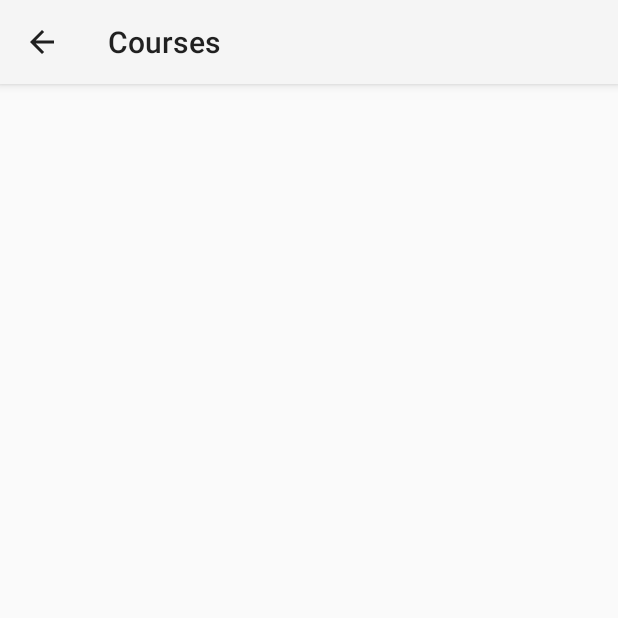
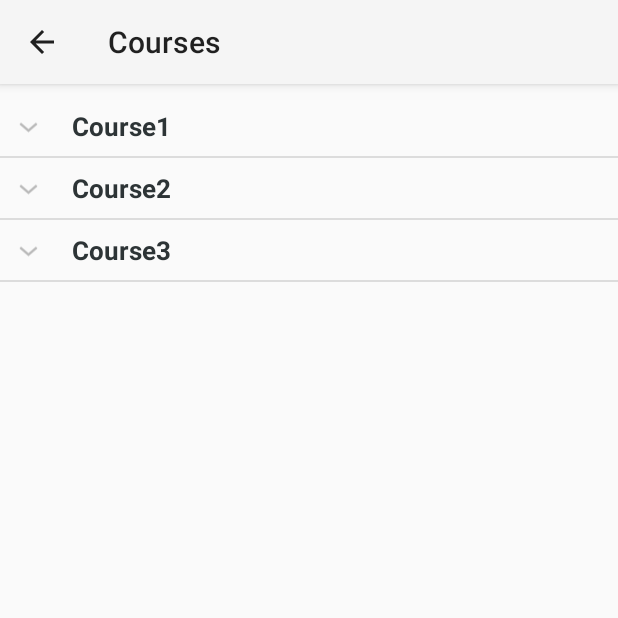
Before and after one commit to lelodragneel/CoursePicker, an Android app: the CoursesActivity screen opened directly, with no data from a screen before it, on a phone screen of 412 x 824 dp, the top half of it. Run offline under Robolectric (Android 15) with nearby library versions, the light colour scheme and no system bars.

Commit message:
add working accordion with mockup courses add child layout under each accordion

```diff
--- a/app/src/main/java/com/example/project/coursepicker/CoursesActivity.java
+++ b/app/src/main/java/com/example/project/coursepicker/CoursesActivity.java
@@ -6,8 +6,18 @@ import android.support.design.widget.Snackbar;
 import android.support.v7.app.AppCompatActivity;
 import android.support.v7.widget.Toolbar;
 import android.view.View;
+import android.widget.ExpandableListView;
+
+import java.util.ArrayList;
+import java.util.HashMap;
+import java.util.List;
 
 public class CoursesActivity extends AppCompatActivity {
+
+    ExpandableListAdapter listAdapter;
+    ExpandableListView expListView;
+    List<String> listDataHeader;
+    HashMap<String, String> listDataChild;
 
     @Override
     protected void onCreate(Bundle savedInstanceState) {
@@ -18,6 +28,42 @@ public class CoursesActivity extends AppCompatActivity {
         setSupportActionBar(toolbar);
         getSupportActionBar().setDisplayHomeAsUpEnabled(true);
         getSupportActionBar().setDisplayShowHomeEnabled(true);
+
+
+        expListView = (ExpandableListView) findViewById(R.id.exp);
+
+        // build courses list
+        prepareListData();
+
+        listAdapter = new ExpandableListAdapter(this, listDataHeader, listDataChild);
+
+        // setting list adapter
+        expListView.setAdapter(listAdapter);
+    }
+
+    /*
+     * Build the courses list
+     */
+    private void prepareListData() {
+        listDataHeader = new ArrayList<String>();
+        listDataChild = new HashMap<String, String>();
+
+        // Get all course names from db
+        listDataHeader.add("Course1");
+        // Add course preview details
+        String coursePreviewDesc = "this is small description of course 1 showing in the accordion";
+        listDataChild.put(listDataHeader.get(0), coursePreviewDesc);
+
+        listDataHeader.add("Course2");
+        // Add course preview details
+        coursePreviewDesc = "this is small description of course 2 showing in the accordion";
+        listDataChild.put(listDataHeader.get(1), coursePreviewDesc);
+
+        listDataHeader.add("Course3");
+        // Add course preview details
+        coursePreviewDesc = "this is small description of course 3 showing in the accordion";
+        listDataChild.put(listDataHeader.get(2), coursePreviewDesc);
+
     }
 
 }
--- /dev/null
+++ b/app/src/main/java/com/example/project/coursepicker/ExpandableListAdapter.java
@@ -0,0 +1,107 @@
+package com.example.project.coursepicker;
+
+import android.content.Context;
+import android.graphics.Typeface;
+import android.view.LayoutInflater;
+import android.view.View;
+import android.view.ViewGroup;
+import android.widget.BaseExpandableListAdapter;
+import android.widget.TextView;
+
+import java.util.HashMap;
+import java.util.List;
+
+/**
+ * Created by Lelo on 2/22/2018.
+ */
+
+public class ExpandableListAdapter extends BaseExpandableListAdapter {
+    private Context _context;
+    private List<String> _listDataHeader; // header titles
+    // child data in format of header title, child title
+    private HashMap<String, String> _listDataChild;
+
+    public ExpandableListAdapter(Context context, List<String> listDataHeader,
+                                 HashMap<String, String> listChildData) {
+        this._context = context;
+        this._listDataHeader = listDataHeader;
+        this._listDataChild = listChildData;
+    }
+
+    @Override
+    public Object getChild(int groupPosition, int childPosititon) {
+        return this._listDataChild.get(this._listDataHeader.get(groupPosition));
+    }
+
+    @Override
+    public long getChildId(int groupPosition, int childPosition) {
+        return childPosition;
+    }
+
+    @Override
+    public View getChildView(int groupPosition, final int childPosition,
+                             boolean isLastChild, View convertView, ViewGroup parent) {
+
+        final String childText = (String) getChild(groupPosition, childPosition);
+
+        if (convertView == null) {
+            LayoutInflater infalInflater = (LayoutInflater) this._context
+                    .getSystemService(Context.LAYOUT_INFLATER_SERVICE);
+            convertView = infalInflater.inflate(R.layout.item_list, null);
+        }
+
+        TextView txtListChild = (TextView) convertView
+                .findViewById(R.id.lblListItem);
+
+        txtListChild.setText(childText);
+        return convertView;
+    }
+
+    @Override
+    public int getChildrenCount(int groupPosition) {
+        return 1;
+    }
+
+    @Override
+    public Object getGroup(int groupPosition) {
+        return this._listDataHeader.get(groupPosition);
+    }
+
+    @Override
+    public int getGroupCount() {
+        return this._listDataHeader.size();
+    }
+
+    @Override
+    public long getGroupId(int groupPosition) {
+        return groupPosition;
+    }
+
+    @Override
+    public View getGroupView(int groupPosition, boolean isExpanded,
+                             View convertView, ViewGroup parent) {
+        String headerTitle = (String) getGroup(groupPosition);
+        if (convertView == null) {
+            LayoutInflater infalInflater = (LayoutInflater) this._context
+                    .getSystemService(Context.LAYOUT_INFLATER_SERVICE);
+            convertView = infalInflater.inflate(R.layout.course_list, null);
+        }
+
+        TextView lblListHeader = (TextView) convertView
+                .findViewById(R.id.lblListHeader);
+        lblListHeader.setTypeface(null, Typeface.BOLD);
+        lblListHeader.setText(headerTitle);
+
+        return convertView;
+    }
+
+    @Override
+    public boolean hasStableIds() {
+        return false;
+    }
+
+    @Override
+    public boolean isChildSelectable(int groupPosition, int childPosition) {
+        return true;
+    }
+}
--- a/app/src/main/res/layout/activity_courses.xml
+++ b/app/src/main/res/layout/activity_courses.xml
@@ -9,10 +9,32 @@
     <android.support.v7.widget.Toolbar
         android:id="@+id/my_toolbar"
         android:layout_width="match_parent"
-        android:layout_height="?attr/actionBarSize"
+        android:layout_height="wrap_content"
         android:background="?attr/colorPrimary"
         android:elevation="4dp"
         android:theme="@style/ThemeOverlay.AppCompat.ActionBar"
-        app:popupTheme="@style/ThemeOverlay.AppCompat.Light"/>
+        app:popupTheme="@style/ThemeOverlay.AppCompat.Light" />
+
+    <LinearLayout
+        android:id="@+id/linearLayout5"
+        android:layout_width="match_parent"
+        android:layout_height="0dp"
+        android:layout_marginTop="8dp"
+        android:orientation="vertical"
+        app:layout_constraintBottom_toBottomOf="parent"
+        app:layout_constraintEnd_toEndOf="parent"
+        app:layout_constraintStart_toStartOf="parent"
+        app:layout_constraintTop_toBottomOf="@+id/my_toolbar">
+
+        <ExpandableListView
+            android:id="@+id/exp"
+            android:layout_width="match_parent"
+            android:layout_height="match_parent"
+            android:orientation="vertical"
+            app:layout_constraintBottom_toBottomOf="parent"
+            app:layout_constraintEnd_toEndOf="parent"
+            app:layout_constraintStart_toStartOf="parent"
+            app:layout_constraintTop_toTopOf="parent" />
+    </LinearLayout>
 
 </android.support.constraint.ConstraintLayout>
--- /dev/null
+++ b/app/src/main/res/layout/course_list.xml
@@ -0,0 +1,15 @@
+<?xml version="1.0" encoding="utf-8"?>
+<LinearLayout xmlns:android="http://schemas.android.com/apk/res/android"
+    android:layout_width="match_parent"
+    android:layout_height="match_parent"
+    android:orientation="vertical"
+    android:padding="8dp">
+
+    <TextView
+        android:id="@+id/lblListHeader"
+        android:layout_width="fill_parent"
+        android:layout_height="wrap_content"
+        android:paddingLeft="?android:attr/expandableListPreferredItemPaddingLeft"
+        android:textSize="17dp"
+        android:textColor="#2d3436" />
+</LinearLayout>
```
Also changed, not shown: app/src/main/res/layout/item_list.xml (added, +37 -0 lines).
